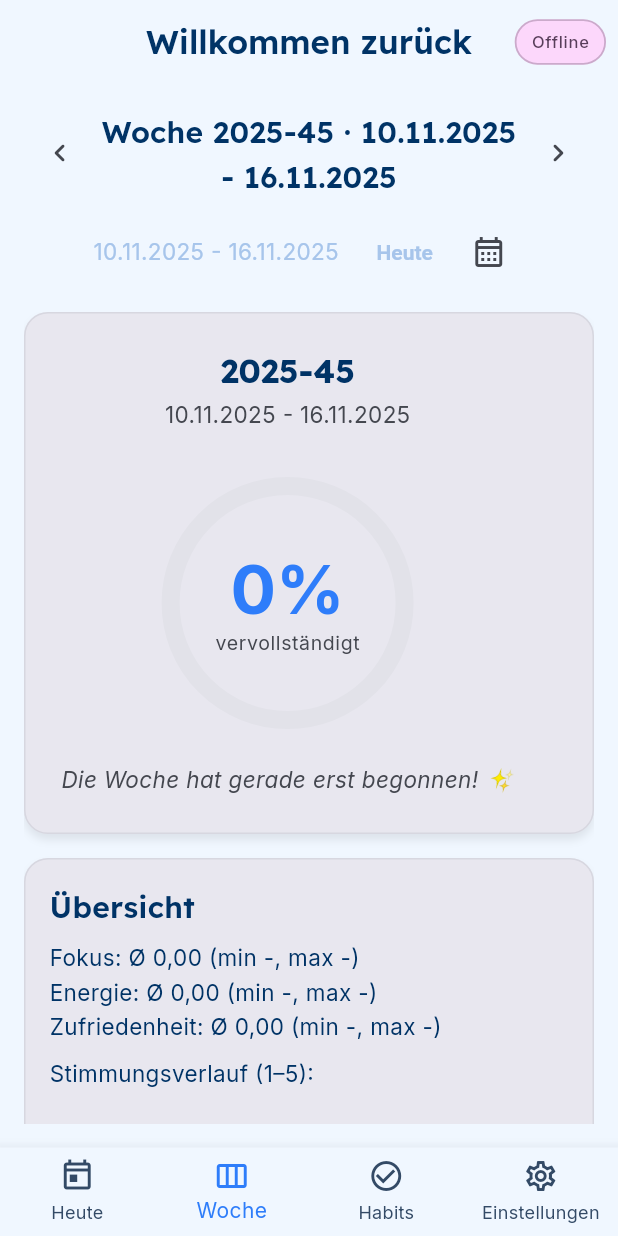
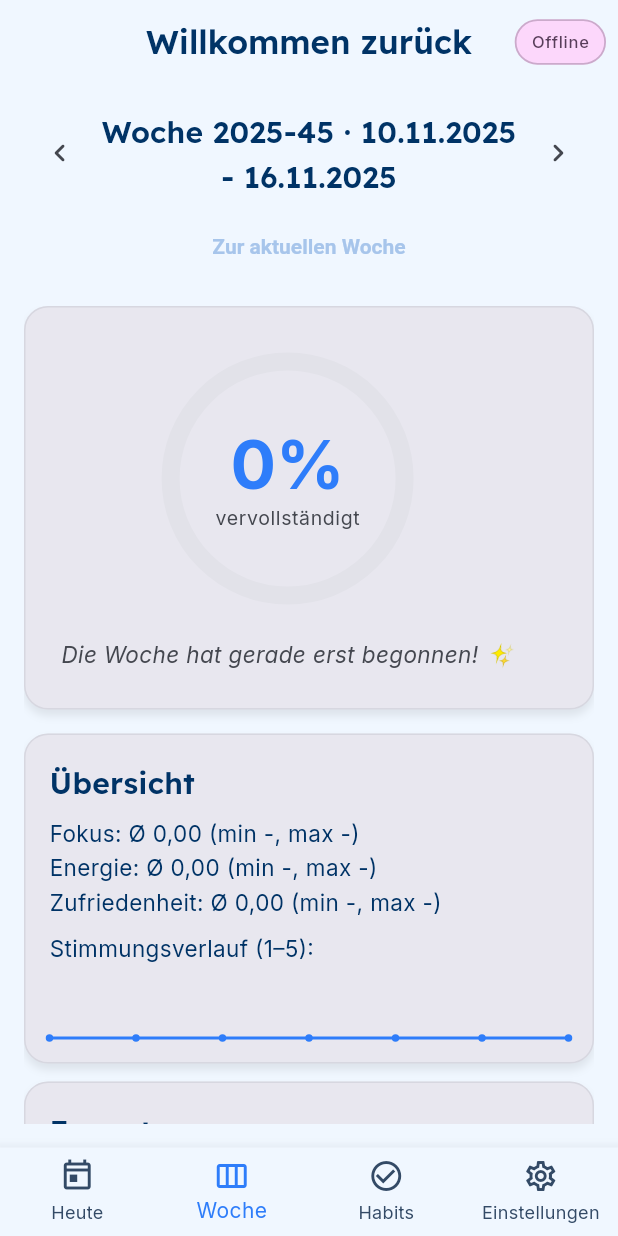
Before and after one commit to AlexBuchnerTeacher/reflecto, a Flutter app: the screen it shows once a user with an empty profile is signed in, item 2 of the bottom bar chosen, on a phone screen of 412 x 824 dp. Run offline on Flutter 3.47's test engine with Material 3 defaults, Android fonts, the light colour scheme and no system bars; our stand-ins replace cloud_firestore, firebase_auth, firebase_core, flutter_riverpod, google_fonts, package_info_plus and 1 more; accounts and stored records are empty; statements that could not run were skipped.

Commit message:
refactor: Vereinfache Week Navigation und behebe Completion-Berechnung
- Entferne doppeltes Datum aus Hero Card
- Entferne DatePicker (nicht benötigt in Wochenansicht)
- Vereinfache WeekNavigationBar zu reiner Wochennavigation
- Optimiere Completion-Berechnung mit Map-Lookup statt firstWhere
- Robustere Behandlung leerer Entries

```diff
--- a/lib/features/week/widgets/week_hero_card.dart
+++ b/lib/features/week/widgets/week_hero_card.dart
@@ -29,22 +29,6 @@ class WeekHeroCard extends StatelessWidget {
       padding: const EdgeInsets.all(ReflectoSpacing.s24),
       child: Column(
         children: [
-          // Wocheninfo
-          Text(
-            weekLabel,
-            style: Theme.of(
-              context,
-            ).textTheme.titleLarge?.copyWith(fontWeight: FontWeight.bold),
-          ),
-          const SizedBox(height: ReflectoSpacing.s4),
-          Text(
-            dateRange,
-            style: Theme.of(
-              context,
-            ).textTheme.bodyMedium?.copyWith(color: cs.onSurfaceVariant),
-          ),
-          const SizedBox(height: ReflectoSpacing.s24),
-
           // Kreisförmiger Fortschritt
           SizedBox(
             width: 180,
--- a/lib/features/week/widgets/week_navigation_bar.dart
+++ b/lib/features/week/widgets/week_navigation_bar.dart
@@ -3,14 +3,13 @@ import '../../../theme/tokens.dart';
 
 /// Navigations-Header für die Wochenansicht.
 ///
-/// Zeigt Pfeile (links/rechts), Wochennummer + Datumsbereich, Heute-Button und Kalender-Picker.
+/// Zeigt Pfeile (links/rechts), Wochennummer + Datumsbereich und Heute-Button.
 class WeekNavigationBar extends StatelessWidget {
   final String weekId;
   final String formattedRange;
   final VoidCallback onPrevious;
   final VoidCallback onNext;
   final VoidCallback onToday;
-  final VoidCallback onPickDate;
 
   const WeekNavigationBar({
     super.key,
@@ -19,7 +18,6 @@ class WeekNavigationBar extends StatelessWidget {
     required this.onPrevious,
     required this.onNext,
     required this.onToday,
-    required this.onPickDate,
   });
 
   @override
@@ -47,24 +45,12 @@ class WeekNavigationBar extends StatelessWidget {
             ),
           ],
         ),
-        const SizedBox(height: ReflectoSpacing.s12),
-        Row(
-          mainAxisAlignment: MainAxisAlignment.center,
-          children: [
-            Text(
-              formattedRange,
-              style: Theme.of(context).textTheme.bodyMedium?.copyWith(
-                color: Theme.of(context).colorScheme.secondary,
-              ),
-            ),
-            const SizedBox(width: ReflectoSpacing.s12),
-            TextButton(onPressed: onToday, child: const Text('Heute')),
-            IconButton(
-              tooltip: 'Woche wählen',
-              icon: const Icon(Icons.calendar_month_outlined),
-              onPressed: onPickDate,
-            ),
-          ],
+        const SizedBox(height: ReflectoSpacing.s8),
+        Center(
+          child: TextButton(
+            onPressed: onToday,
+            child: const Text('Zur aktuellen Woche'),
+          ),
         ),
       ],
     );
--- a/lib/screens/week_screen.dart
+++ b/lib/screens/week_screen.dart
@@ -45,10 +45,15 @@ class _WeekScreenState extends ConsumerState<WeekScreen> {
     List<JournalEntry> entries,
     DateTimeRange range,
   ) {
-    if (entries.isEmpty) return 0.0;
-
+    // Auch bei 0 Entries sinnvollen Wert zurückgeben
     double totalScore = 0;
     const maxScorePerDay = 12.0; // 6 Textfelder + 3 Ratings + 3 für Planung
+
+    // Erstelle Map für schnelleren Zugriff
+    final entryMap = <String, JournalEntry>{};
+    for (final entry in entries) {
+      entryMap[entry.id] = entry;
+    }
 
     for (var i = 0; i < 7; i++) {
       final day = range.start.add(Duration(days: i));
@@ -58,10 +63,7 @@ class _WeekScreenState extends ConsumerState<WeekScreen> {
       final entryId = '$year-$month-$dayStr';
 
       // Suche Entry für diesen Tag
-      final entryOrNull = entries.cast<JournalEntry?>().firstWhere(
-        (e) => e?.id == entryId,
-        orElse: () => null,
-      );
+      final entryOrNull = entryMap[entryId];
 
       if (entryOrNull == null) continue;
 
@@ -157,20 +159,6 @@ class _WeekScreenState extends ConsumerState<WeekScreen> {
                         _anchor = DateTime.now();
                       });
                     },
-                    onPickDate: () async {
-                      final picked = await showDatePicker(
-                        context: context,
-                        initialDate: _anchor,
-                        firstDate: DateTime(2000),
-                        lastDate: DateTime(2100),
-                      );
-                      if (picked != null) {
-                        if (!mounted) return;
-                        setState(() {
-                          _anchor = picked;
-                        });
-                      }
-                    },
                   ),
                   const SizedBox(height: ReflectoSpacing.s16),
                   Expanded(
@@ -199,8 +187,7 @@ class _WeekScreenState extends ConsumerState<WeekScreen> {
                             WeekHeroCard(
                               completionPercent: completionPercent,
                               weekLabel: weekId,
-                              dateRange:
-                                  '${_formatDate(range.start)} - ${_formatDate(range.end)}',
+                              dateRange: '', // Nicht mehr benötigt
                             ),
                             const SizedBox(height: ReflectoSpacing.s16),
 
```
